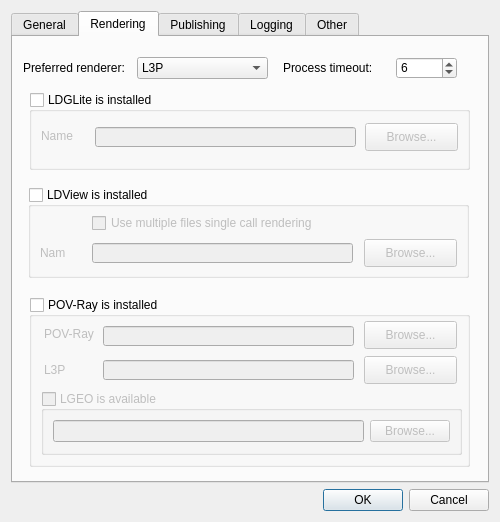
First picture: the form in mainApp/preferences.ui, repository trevorsandy/lpub3d, before the edit.
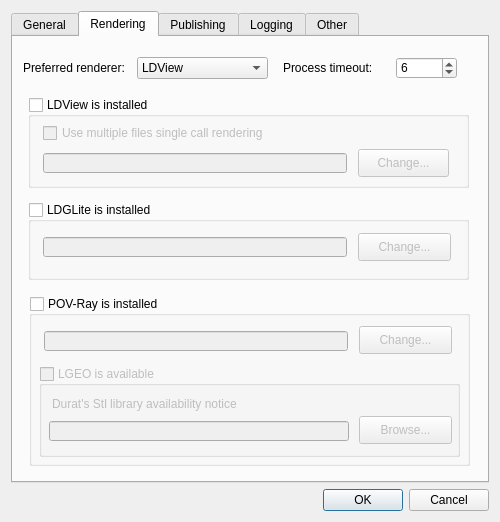
Second picture: the form after the edit. The open tabs and pages were chosen to show the change. Icons and pictures are not drawn.

```diff
--- a/mainApp/preferences.ui
+++ b/mainApp/preferences.ui
@@ -300,16 +300,6 @@
          <height>22</height>
         </rect>
        </property>
-       <item>
-        <property name="text">
-         <string>L3P</string>
-        </property>
-       </item>
-       <item>
-        <property name="text">
-         <string>LDGLite</string>
-        </property>
-       </item>
        <item>
         <property name="text">
          <string>LDView</string>
@@ -320,7 +310,7 @@
        <property name="geometry">
         <rect>
          <x>16</x>
-         <y>260</y>
+         <y>259</y>
          <width>441</width>
          <height>170</height>
         </rect>
@@ -334,25 +324,12 @@
        <property name="checked">
         <bool>false</bool>
        </property>
-       <widget class="QLabel" name="label_3">
-        <property name="geometry">
-         <rect>
-          <x>15</x>
-          <y>29</y>
-          <width>51</width>
-          <height>16</height>
-         </rect>
-        </property>
-        <property name="text">
-         <string>POV-Ray</string>
-        </property>
-       </widget>
        <widget class="QLineEdit" name="povrayPath">
         <property name="geometry">
          <rect>
-          <x>74</x>
-          <y>29</y>
-          <width>251</width>
+          <x>15</x>
+          <y>35</y>
+          <width>304</width>
           <height>20</height>
          </rect>
         </property>
@@ -360,23 +337,23 @@
        <widget class="QPushButton" name="browsePOVRAY">
         <property name="geometry">
          <rect>
-          <x>335</x>
-          <y>24</y>
+          <x>330</x>
+          <y>30</y>
           <width>93</width>
           <height>28</height>
          </rect>
         </property>
         <property name="text">
-         <string>Browse...</string>
+         <string>Change...</string>
         </property>
        </widget>
        <widget class="QGroupBox" name="lgeoBox">
         <property name="geometry">
          <rect>
-          <x>12</x>
-          <y>94</y>
+          <x>10</x>
+          <y>70</y>
           <width>421</width>
-          <height>64</height>
+          <height>91</height>
          </rect>
         </property>
         <property name="toolTip">
@@ -391,9 +368,15 @@
         <property name="checked">
          <bool>false</bool>
         </property>
-        <layout class="QGridLayout" name="gridLayout">
-         <item row="0" column="0">
           <widget class="QLineEdit" name="lgeoPath">
+         <property name="geometry">
+          <rect>
+           <x>10</x>
+           <y>55</y>
+           <width>300</width>
+           <height>20</height>
+          </rect>
+         </property>
            <property name="minimumSize">
             <size>
              <width>200</width>
@@ -401,9 +384,15 @@
             </size>
            </property>
           </widget>
-         </item>
-         <item row="0" column="1">
           <widget class="QPushButton" name="browseLGEO">
+         <property name="geometry">
+          <rect>
+           <x>320</x>
+           <y>50</y>
+           <width>93</width>
+           <height>28</height>
+          </rect>
+         </property>
            <property name="toolTip">
             <string>Use directory dialog to find LGEO directory</string>
            </property>
@@ -414,58 +403,26 @@
             <string>Browse...</string>
            </property>
           </widget>
-         </item>
-        </layout>
-       </widget>
-       <widget class="QPushButton" name="browseL3P">
+        <widget class="QLabel" name="lgeoStlLibLbl">
         <property name="geometry">
          <rect>
-          <x>335</x>
-          <y>59</y>
-          <width>93</width>
-          <height>28</height>
-         </rect>
-        </property>
-        <property name="text">
-         <string>Browse...</string>
-        </property>
-       </widget>
-       <widget class="QLineEdit" name="l3pPath">
-        <property name="geometry">
-         <rect>
-          <x>74</x>
-          <y>63</y>
-          <width>251</width>
-          <height>20</height>
-         </rect>
-        </property>
-       </widget>
-       <widget class="QLabel" name="label_7">
-        <property name="geometry">
-         <rect>
-          <x>15</x>
-          <y>65</y>
-          <width>31</width>
+           <x>13</x>
+           <y>30</y>
+           <width>301</width>
           <height>16</height>
          </rect>
         </property>
         <property name="text">
-         <string>L3P</string>
-        </property>
-       </widget>
-       <zorder>povrayPath</zorder>
-       <zorder>browsePOVRAY</zorder>
-       <zorder>lgeoBox</zorder>
-       <zorder>browseL3P</zorder>
-       <zorder>l3pPath</zorder>
-       <zorder>label_3</zorder>
-       <zorder>label_7</zorder>
+          <string>Durat's Stl library availability notice</string>
+         </property>
+        </widget>
+       </widget>
       </widget>
       <widget class="QGroupBox" name="ldgliteBox">
        <property name="geometry">
         <rect>
-         <x>16</x>
-         <y>55</y>
+         <x>15</x>
+         <y>165</y>
          <width>441</width>
          <height>78</height>
         </rect>
@@ -479,25 +436,12 @@
        <property name="checked">
         <bool>false</bool>
        </property>
-       <widget class="QLabel" name="label">
-        <property name="geometry">
-         <rect>
-          <x>12</x>
-          <y>36</y>
-          <width>51</width>
-          <height>16</height>
-         </rect>
-        </property>
-        <property name="text">
-         <string>Name</string>
-        </property>
-       </widget>
        <widget class="QLineEdit" name="ldglitePath">
         <property name="geometry">
          <rect>
-          <x>66</x>
+          <x>15</x>
           <y>35</y>
-          <width>261</width>
+          <width>304</width>
           <height>20</height>
          </rect>
         </property>
@@ -505,14 +449,14 @@
        <widget class="QPushButton" name="browseLDGLite">
         <property name="geometry">
          <rect>
-          <x>336</x>
+          <x>330</x>
           <y>31</y>
           <width>93</width>
           <height>28</height>
          </rect>
         </property>
         <property name="text">
-         <string>Browse...</string>
+         <string>Change...</string>
         </property>
        </widget>
       </widget>
@@ -520,7 +464,7 @@
        <property name="geometry">
         <rect>
          <x>15</x>
-         <y>150</y>
+         <y>60</y>
          <width>441</width>
          <height>91</height>
         </rect>
@@ -534,25 +478,12 @@
        <property name="checked">
         <bool>false</bool>
        </property>
-       <widget class="QLabel" name="label_2">
-        <property name="geometry">
-         <rect>
-          <x>12</x>
-          <y>58</y>
-          <width>25</width>
-          <height>16</height>
-         </rect>
-        </property>
-        <property name="text">
-         <string>Name</string>
-        </property>
-       </widget>
        <widget class="QLineEdit" name="ldviewPath">
         <property name="geometry">
          <rect>
-          <x>64</x>
+          <x>15</x>
           <y>56</y>
-          <width>261</width>
+          <width>304</width>
           <height>20</height>
          </rect>
         </property>
@@ -560,22 +491,22 @@
        <widget class="QPushButton" name="browseLDView">
         <property name="geometry">
          <rect>
-          <x>336</x>
+          <x>330</x>
           <y>52</y>
-          <width>93</width>
+          <width>91</width>
           <height>28</height>
          </rect>
         </property>
         <property name="text">
-         <string>Browse...</string>
+         <string>Change...</string>
         </property>
        </widget>
        <widget class="QCheckBox" name="ldviewSingleCall_Chk">
         <property name="geometry">
          <rect>
-          <x>64</x>
+          <x>15</x>
           <y>26</y>
-          <width>261</width>
+          <width>256</width>
           <height>20</height>
          </rect>
         </property>
```
Left out of the diff: 17 changed lines with no effect on the pictures. Lines whose indentation alone changed are shown as unchanged.
